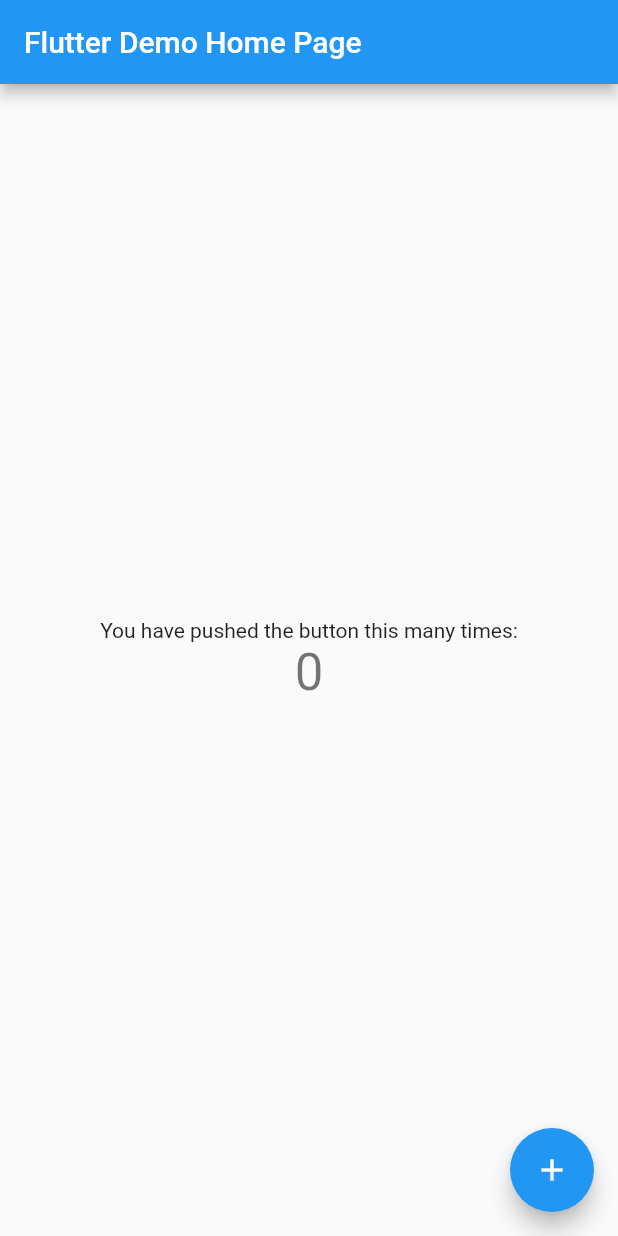
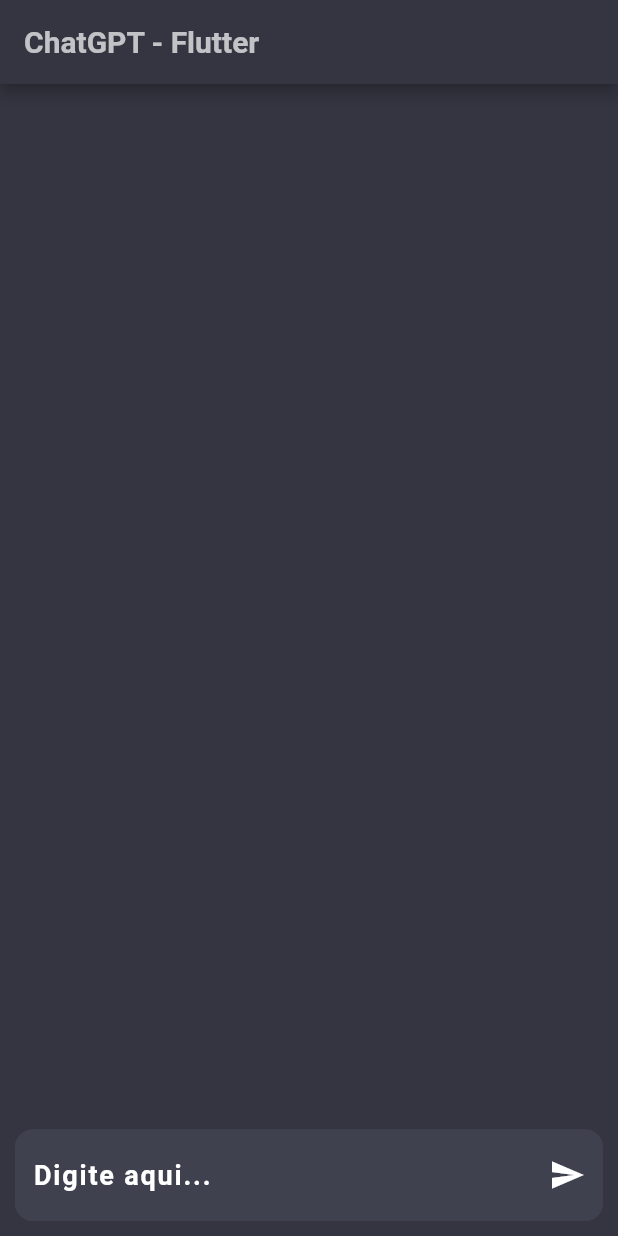
Before and after one commit to eamnicoletti/flutter_chat_gpt, a Flutter app: the screen it shows after launch, on a phone screen of 412 x 824 dp. Run offline on Flutter 3.47's test engine with Material 2 defaults, Android fonts, the phone set to English and light mode, and no system bars; our stand-ins replace dio.

Commit message:
feat: create chat screen

```diff
--- a/lib/main.dart
+++ b/lib/main.dart
@@ -1,4 +1,5 @@
 import 'package:flutter/material.dart';
+import 'package:fluttler_chat_gpt/screens/chat_gpt_screen.dart';
 
 void main() {
   runApp(const MyApp());
@@ -11,105 +12,12 @@ class MyApp extends StatelessWidget {
   @override
   Widget build(BuildContext context) {
     return MaterialApp(
-      title: 'Flutter Demo',
+      title: 'Flutter ChatGPT',
       theme: ThemeData(
-        // This is the theme of your application.
-        //
-        // Try running your application with "flutter run". You'll see the
-        // application has a blue toolbar. Then, without quitting the app, try
-        // changing the primarySwatch below to Colors.green and then invoke
-        // "hot reload" (press "r" in the console where you ran "flutter run",
-        // or simply save your changes to "hot reload" in a Flutter IDE).
-        // Notice that the counter didn't reset back to zero; the application
-        // is not restarted.
         primarySwatch: Colors.blue,
       ),
-      home: const MyHomePage(title: 'Flutter Demo Home Page'),
+      debugShowCheckedModeBanner: false,
+      home: const ChatGptScreen(),
     );
   }
 }
-
-class MyHomePage extends StatefulWidget {
-  const MyHomePage({super.key, required this.title});
-
-  // This widget is the home page of your application. It is stateful, meaning
-  // that it has a State object (defined below) that contains fields that affect
-  // how it looks.
-
-  // This class is the configuration for the state. It holds the values (in this
-  // case the title) provided by the parent (in this case the App widget) and
-  // used by the build method of the State. Fields in a Widget subclass are
-  // always marked "final".
-
-  final String title;
-
-  @override
-  State<MyHomePage> createState() => _MyHomePageState();
-}
-
-class _MyHomePageState extends State<MyHomePage> {
-  int _counter = 0;
-
-  void _incrementCounter() {
-    setState(() {
-      // This call to setState tells the Flutter framework that something has
-      // changed in this State, which causes it to rerun the build method below
-      // so that the display can reflect the updated values. If we changed
-      // _counter without calling setState(), then the build method would not be
-      // called again, and so nothing would appear to happen.
-      _counter++;
-    });
-  }
-
-  @override
-  Widget build(BuildContext context) {
-    // This method is rerun every time setState is called, for instance as done
-    // by the _incrementCounter method above.
-    //
-    // The Flutter framework has been optimized to make rerunning build methods
-    // fast, so that you can just rebuild anything that needs updating rather
-    // than having to individually change instances of widgets.
-    return Scaffold(
-      appBar: AppBar(
-        // Here we take the value from the MyHomePage object that was created by
-        // the App.build method, and use it to set our appbar title.
-        title: Text(widget.title),
-      ),
-      body: Center(
-        // Center is a layout widget. It takes a single child and positions it
-        // in the middle of the parent.
-        child: Column(
-          // Column is also a layout widget. It takes a list of children and
-          // arranges them vertically. By default, it sizes itself to fit its
-          // children horizontally, and tries to be as tall as its parent.
-          //
-          // Invoke "debug painting" (press "p" in the console, choose the
-          // "Toggle Debug Paint" action from the Flutter Inspector in Android
-          // Studio, or the "Toggle Debug Paint" command in Visual Studio Code)
-          // to see the wireframe for each widget.
-          //
-          // Column has various properties to control how it sizes itself and
-          // how it positions its children. Here we use mainAxisAlignment to
-          // center the children vertically; the main axis here is the vertical
-          // axis because Columns are vertical (the cross axis would be
-          // horizontal).
-          mainAxisAlignment: MainAxisAlignment.center,
-          children: <Widget>[
-            const Text(
-              'You have pushed the button this many times:',
-            ),
-            Text(
-              '$_counter',
-              style: Theme.of(context).textTheme.headline4,
-            ),
-          ],
-        ),
-      ),
-      floatingActionButton: FloatingActionButton(
-        onPressed: _incrementCounter,
-        tooltip: 'Increment',
-        child: const Icon(Icons.add),
-      ), // This trailing comma makes auto-formatting nicer for build methods.
-    );
-  }
-}
--- /dev/null
+++ b/lib/screens/chat_gpt_screen.dart
@@ -0,0 +1,143 @@
+import 'package:dio/dio.dart';
+import 'package:flutter/material.dart';
+import 'package:fluttler_chat_gpt/core/app_theme.dart';
+import 'package:fluttler_chat_gpt/models/chat_model.dart';
+import 'package:fluttler_chat_gpt/repositories/chat_gpt_repository.dart';
+
+class ChatGptScreen extends StatefulWidget {
+  const ChatGptScreen({Key? key}) : super(key: key);
+
+  @override
+  State<ChatGptScreen> createState() => _ChatGptScreenState();
+}
+
+class _ChatGptScreenState extends State<ChatGptScreen> {
+  final _inputCtrl = TextEditingController();
+  final _repository = ChatGptRepository(Dio());
+  final _messages = <ChatModel>[];
+  final _scrollCtrl = ScrollController();
+
+  void _scrollDown() {
+    Future.delayed(const Duration(milliseconds: 200), () {
+      _scrollCtrl.animateTo(
+        _scrollCtrl.position.maxScrollExtent,
+        duration: const Duration(milliseconds: 200),
+        curve: Curves.easeInOut,
+      );
+    });
+  }
+
+  @override
+  Widget build(BuildContext context) {
+    return Scaffold(
+      appBar: AppBar(
+        backgroundColor: AppTheme.primaryColor,
+        title: const Text(
+          'ChatGPT - Flutter',
+          style: TextStyle(
+            color: Colors.white70,
+            fontWeight: FontWeight.bold,
+          ),
+        ),
+      ),
+      body: SizedBox.expand(
+        child: Container(
+          padding: const EdgeInsets.all(10),
+          color: AppTheme.primaryColor,
+          child: Column(
+            children: [
+              Expanded(
+                  child: ListView.builder(
+                controller: _scrollCtrl,
+                itemCount: _messages.length,
+                itemBuilder: (_, int index) {
+                  return Row(
+                    children: [
+                      if (_messages[index].messengeFrom == MessageFrom.me)
+                        const Spacer(),
+                      // Message
+                      Container(
+                        margin: const EdgeInsets.all(12),
+                        width: MediaQuery.of(context).size.width * 0.7,
+                        padding: const EdgeInsets.all(12),
+                        decoration: BoxDecoration(
+                          color: AppTheme.secondaryColor,
+                          borderRadius: BorderRadius.circular(12),
+                        ),
+                        child: Text(
+                          _messages[index].message,
+                          style: const TextStyle(
+                            color: Colors.white,
+                            fontSize: 20,
+                          ),
+                        ),
+                      ),
+                    ],
+                  );
+                },
+              )),
+              TextField(
+                style: const TextStyle(
+                  fontSize: 18,
+                  color: Colors.white,
+                  fontWeight: FontWeight.bold,
+                  letterSpacing: 1.2,
+                ),
+                maxLines: 4,
+                minLines: 1,
+                controller: _inputCtrl,
+                decoration: InputDecoration(
+                    hintText: 'Digite aqui...',
+                    hintStyle: const TextStyle(
+                      color: Colors.white,
+                    ),
+                    enabledBorder: OutlineInputBorder(
+                      borderSide: BorderSide(
+                        color: AppTheme.secondaryColor,
+                      ),
+                      borderRadius: BorderRadius.circular(12),
+                    ),
+                    filled: true,
+                    fillColor: AppTheme.secondaryColor,
+                    suffixIcon: IconButton(
+                      onPressed: () async {
+                        if (_inputCtrl.text.isNotEmpty) {
+                          final prompt = _inputCtrl.text;
+
+                          setState(() {
+                            _messages.add(ChatModel(
+                              message: prompt,
+                              messengeFrom: MessageFrom.me,
+                            ));
+
+                            _inputCtrl.clear();
+
+                            _scrollDown();
+                          });
+
+                          final chatResponse =
+                              await _repository.promptMessage(prompt);
+
+                          setState(() {
+                            _messages.add(ChatModel(
+                              message: chatResponse,
+                              messengeFrom: MessageFrom.bot,
+                            ));
+
+                            _scrollDown();
+                          });
+                        }
+                      },
+                      icon: const Icon(
+                        Icons.send,
+                        color: Colors.white,
+                      ),
+                    )),
+              ),
+            ],
+          ),
+        ),
+      ),
+    );
+  }
+}
```
